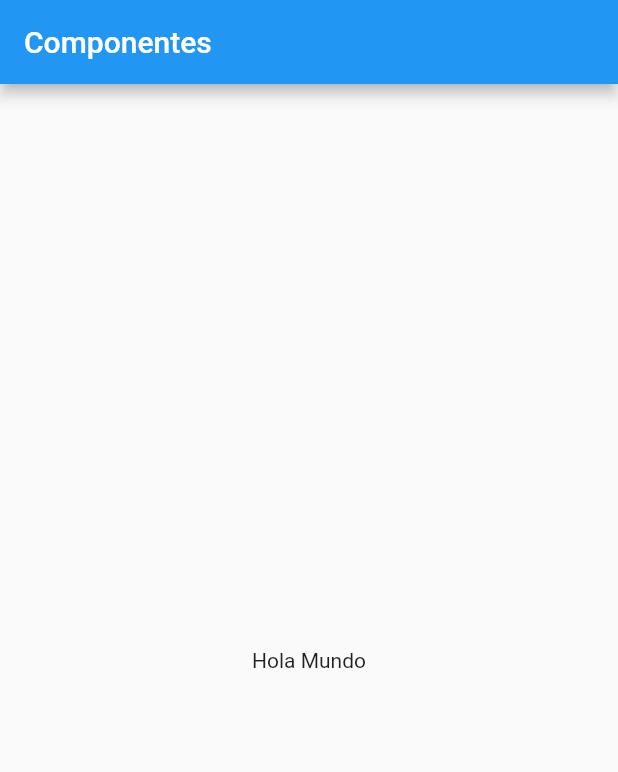
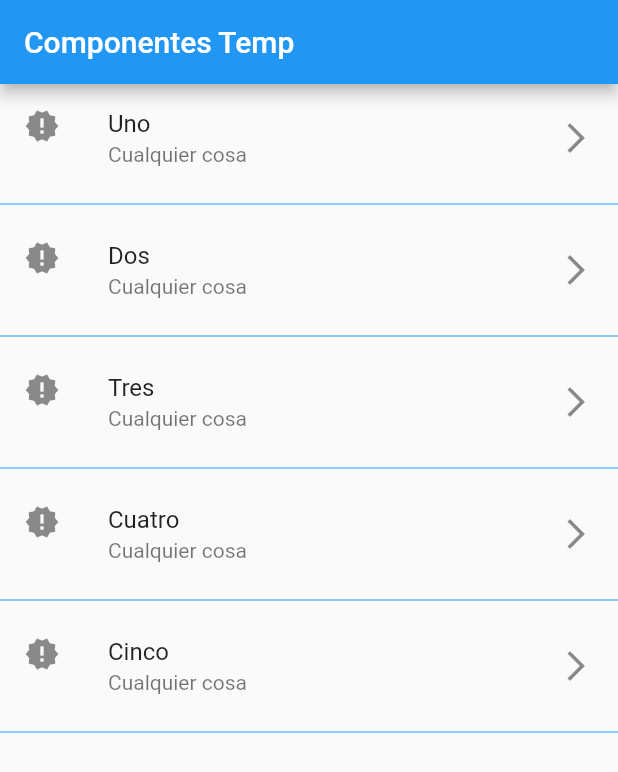
Before and after one commit to javierxnora/FlutterComponents, a Flutter app: the screen it shows after launch, on a phone screen of 412 x 824 dp. Shown: the top 772 px of the screen. Run offline on Flutter 3.47's test engine with Material 2 defaults, Android fonts, the phone set to English and light mode, and no system bars.

Commit message:
ListView and ListTiles on Home temp

```diff
--- a/lib/main.dart
+++ b/lib/main.dart
@@ -1,3 +1,4 @@
+import 'package:componentes/src/pages/home_temp.dart';
 import 'package:flutter/material.dart';
 
 void main() => runApp(MyApp());
@@ -8,15 +9,7 @@ class MyApp extends StatelessWidget {
     return MaterialApp(
       debugShowCheckedModeBanner: false,
       title: 'Componentes',
-      home: Scaffold(
-        appBar: AppBar(
-          title: Text('Componentes'),
-        ),
-        body: Center(
-            child: Container(
-          child: Text("Hola Mundo"),
-        )),
-      ),
+      home: HomePageTemp(),
     );
   }
 }
--- /dev/null
+++ b/lib/src/pages/home_temp.dart
@@ -0,0 +1,57 @@
+import 'package:flutter/material.dart';
+
+class HomePageTemp extends StatelessWidget {
+  final opciones = ['Uno', 'Dos', 'Tres', 'Cuatro', 'Cinco'];
+
+  @override
+  Widget build(BuildContext context) {
+    return Scaffold(
+      appBar: AppBar(
+        title: Text('Componentes Temp'),
+      ),
+      body: ListView(
+        children: _crearItems(),
+      ),
+    );
+  }
+
+  List<Widget> _crearItems() {
+    List<Widget> lista = List<Widget>();
+
+    for (String opt in opciones) {
+      final tempWidget = ListTile(
+        leading: Icon(Icons.new_releases),
+        title: Text(opt),
+        subtitle: Text('Cualquier cosa'),
+        trailing: Icon(Icons.arrow_forward_ios),
+        onTap: () {
+          print('Lo tocaste');
+        },
+      );
+
+      lista..add(tempWidget);
+      lista.add(
+        Divider(
+          color: Colors.blue,
+        ),
+      );
+    }
+
+    return lista;
+  }
+
+//  List<Widget> _crearItemsCorta() {
+//    return opciones.map((item) {
+//      return Column(
+//        children: <Widget>[
+//          ListTile(
+//            title: Text(item),
+//          ),
+//          Divider(
+//            color: Colors.blue,
+//          )
+//        ],
+//      );
+//    }).toList();
+//  }
+}
```
Also changed, not shown: 1 other file.
